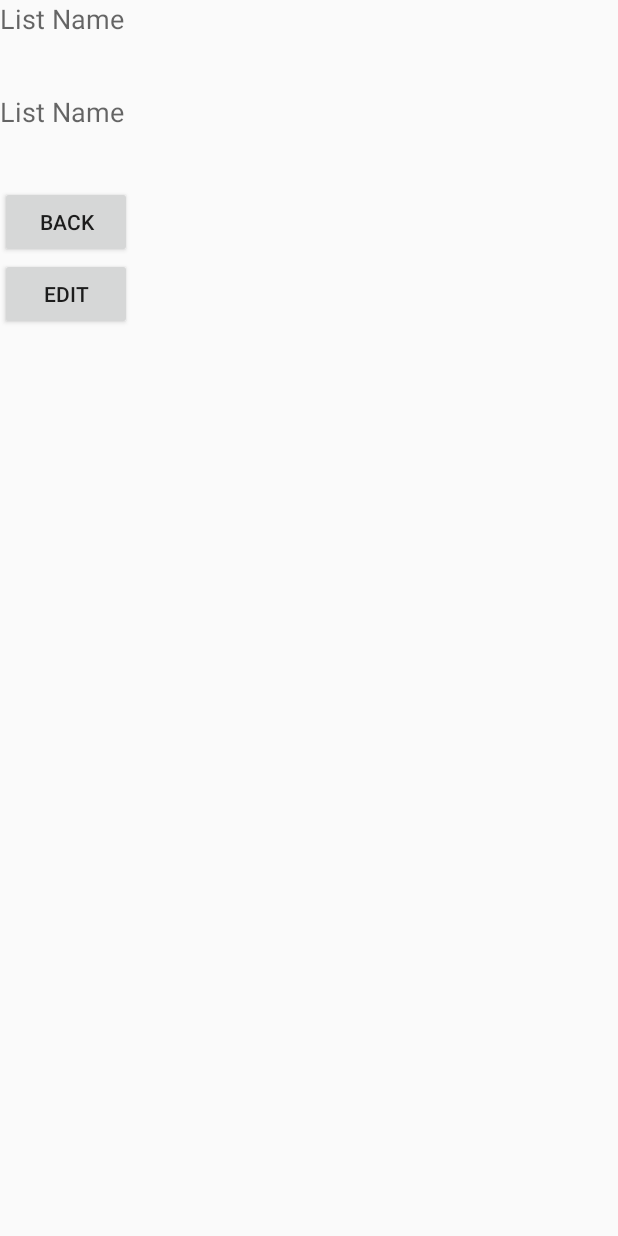
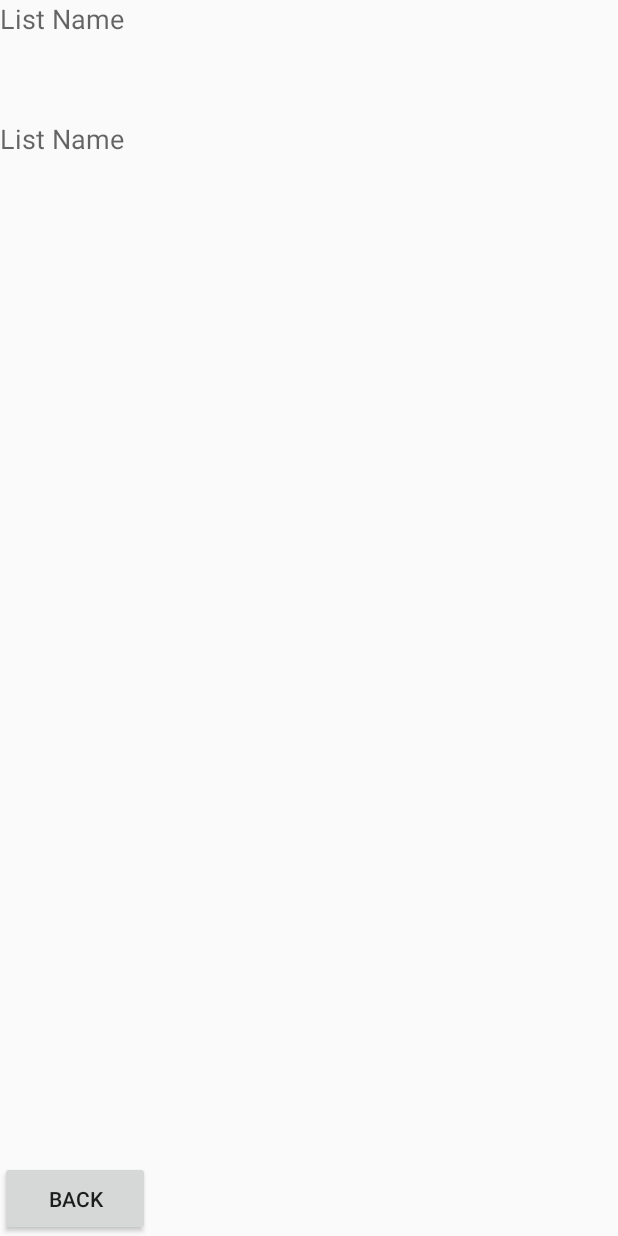
Before and after one commit to constantinosach/Shoplist, an Android app: the layout window_3.xml on its own in the app's theme, with its tools: preview values and no code run, on a phone screen of 412 x 824 dp. Run offline under Robolectric (Android 15) with nearby library versions, the phone set to English and light mode, and no system bars.

Commit message:
Update window_3.xml
added back button

```diff
--- a/app/src/main/res/layout/window_3.xml
+++ b/app/src/main/res/layout/window_3.xml
@@ -4,35 +4,43 @@
     android:layout_height="match_parent"
     android:orientation="vertical">
 
+
+    <RelativeLayout
+        android:layout_width="match_parent"
+        android:layout_height="match_parent"
+        android:layout_gravity="center_horizontal">
+
         <TextView
-        android:layout_width="307dp"
-        android:layout_height="62dp"
+            android:layout_width="wrap_content"
+            android:layout_height="80dp"
             android:textAppearance="?android:attr/textAppearanceMedium"
             android:text="List Name"
-        android:id="@+id/textView2" />
+            android:id="@+id/textView"
+            android:layout_alignParentTop="true"
+            android:layout_alignParentLeft="true"
+            android:layout_alignParentStart="true"
+            android:layout_alignParentRight="true"
+            android:layout_alignParentEnd="true" />
 
         <TextView
-        android:layout_width="307dp"
-        android:layout_height="62dp"
+            android:layout_width="wrap_content"
+            android:layout_height="80dp"
             android:textAppearance="?android:attr/textAppearanceMedium"
             android:text="List Name"
-        android:id="@+id/textView" />
-
-    <ListView
-        android:layout_width="match_parent"
-        android:layout_height="wrap_content"
-        android:id="@+id/listView2" />
+            android:id="@+id/textView2"
+            android:layout_below="@+id/textView"
+            android:layout_alignParentLeft="true"
+            android:layout_alignParentStart="true"
+            android:layout_alignParentRight="true"
+            android:layout_alignParentEnd="true" />
 
         <Button
-        android:layout_width="wrap_content"
-        android:layout_height="wrap_content"
+            android:layout_width="100dp"
+            android:layout_height="50dp"
             android:text="Back"
-        android:id="@+id/button3" />
-    <Button
-        android:layout_width="wrap_content"
-        android:layout_height="wrap_content"
-        android:text="Edit"
-        android:id="@+id/button4" />
-
-
+            android:id="@+id/button3"
+            android:layout_alignParentBottom="true"
+            android:layout_alignParentLeft="true"
+            android:layout_alignParentStart="true" />
+    </RelativeLayout>
 </LinearLayout>
```
Lines whose indentation alone changed are shown as unchanged.
